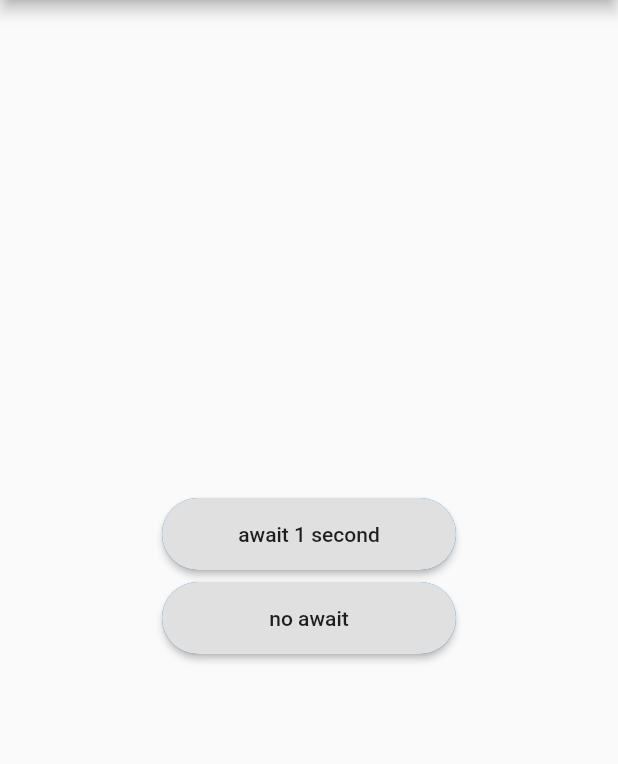
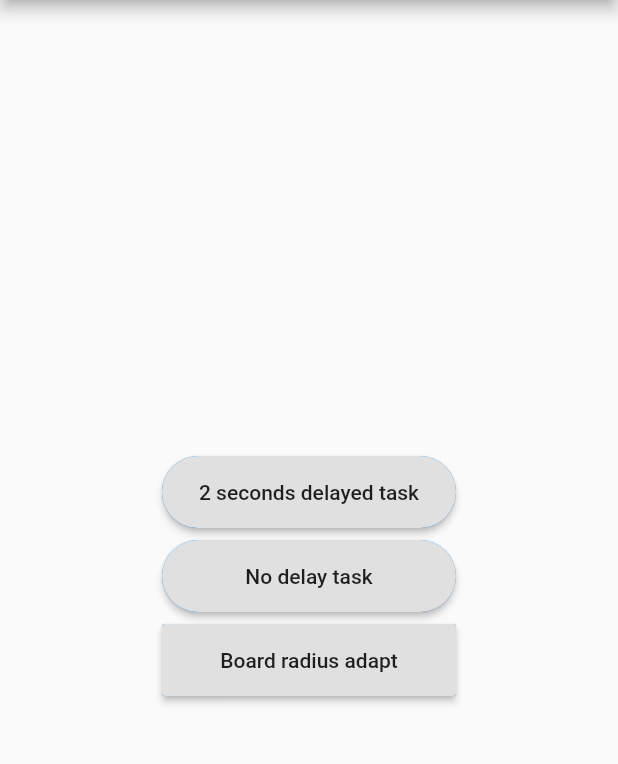
Before and after one commit to jiangyang5157/flutter_progress_button, a Flutter app: the screen it shows after launch, on a phone screen of 412 x 824 dp, the part 84-848 px from its top. Run offline on Flutter 3.47's test engine with Material 2 defaults, Android fonts, the phone set to English and light mode, and no system bars.

Commit message:
board radius adapt

```diff
--- a/example/lib/main.dart
+++ b/example/lib/main.dart
@@ -34,12 +34,12 @@ class _HomePageState extends State<HomePage> {
             Padding(
               padding: EdgeInsets.all(4.0),
               child: ProgressButton(
-                'await 1 second',
+                '2 seconds delayed task',
                 width: 196,
                 onProgress: () async {
-                  await Future.delayed(const Duration(milliseconds: 1000));
+                  await Future.delayed(const Duration(milliseconds: 2000));
                   return () {
-                    print('await 1 second');
+                    print('Take action when animation completed');
                   };
                 },
               ),
@@ -47,10 +47,21 @@ class _HomePageState extends State<HomePage> {
             Padding(
               padding: EdgeInsets.all(4.0),
               child: ProgressButton(
-                'no await',
+                'No delay task',
                 width: 196,
                 onProgress: () {
-                  print('no await');
+                  print('Take action here or returns a handler Function');
+                },
+              ),
+            ),
+            Padding(
+              padding: EdgeInsets.all(4.0),
+              child: ProgressButton(
+                'Board radius adapt',
+                width: 196,
+                borderRadius: 2,
+                onProgress: () async {
+                  await Future.delayed(const Duration(milliseconds: 2000));
                 },
               ),
             ),
--- a/lib/src/widgets/progress_button.dart
+++ b/lib/src/widgets/progress_button.dart
@@ -11,7 +11,8 @@ class ProgressButton extends StatefulWidget {
   final double height;
   final double borderRadius;
 
-  ProgressButton(this.text, {
+  ProgressButton(
+    this.text, {
     Key key,
     this.onProgress,
     this.color,
@@ -36,6 +37,7 @@ class _ProgressButtonState extends State<ProgressButton>
   Color _textColor;
   double _width;
   double _height;
+  double _borderRadius;
 
   @override
   dispose() {
@@ -61,25 +63,17 @@ class _ProgressButtonState extends State<ProgressButton>
     _textColor = widget.textColor;
     _width = widget.width;
     _height = widget.height;
+    _borderRadius = widget.borderRadius;
   }
 
   @override
   Widget build(BuildContext context) {
-    _color = _color ?? Theme
-        .of(context)
-        .buttonColor;
-    _textColor = _textColor ?? Theme
-        .of(context)
-        .textTheme
-        .body1
-        .color;
+    _color = _color ?? Theme.of(context).buttonColor;
+    _textColor = _textColor ?? Theme.of(context).textTheme.body1.color;
 
     return PhysicalModel(
-      color: Theme
-          .of(context)
-          .colorScheme
-          .primary,
-      borderRadius: BorderRadius.circular(widget.borderRadius),
+      color: Theme.of(context).colorScheme.primary,
+      borderRadius: BorderRadius.circular(_borderRadius),
       child: Container(
         key: _globalKey,
         height: _height,
@@ -88,7 +82,7 @@ class _ProgressButtonState extends State<ProgressButton>
           padding: EdgeInsets.all(0.0),
           color: _color,
           shape: RoundedRectangleBorder(
-              borderRadius: BorderRadius.circular(widget.borderRadius)),
+              borderRadius: BorderRadius.circular(_borderRadius)),
           child: _buildChildren(context),
           onPressed: () async {
             if (_state != ProgressButtonState.Default) {
@@ -119,14 +113,21 @@ class _ProgressButtonState extends State<ProgressButton>
 
   void _forward(Function onStart) {
     double initialWidth = _globalKey.currentContext.size.width;
+    double initialBorderRadius = widget.borderRadius;
+    double targetWidth = _height;
+    double targetBorderRadius = _height / 2;
+
     _animController = AnimationController(duration: _duration, vsync: this);
     _anim = Tween(begin: 0.0, end: 1.0).animate(_animController)
       ..addListener(() {
         setState(() {
-          _width = initialWidth - ((initialWidth - _height) * _anim.value);
+          _width = initialWidth - ((initialWidth - targetWidth) * _anim.value);
+          _borderRadius = initialBorderRadius -
+              ((initialBorderRadius - targetBorderRadius) * _anim.value);
         });
       });
     _animController.forward();
+
     onStart();
   }
 
--- a/pubspec.yaml
+++ b/pubspec.yaml
@@ -1,6 +1,6 @@
 name: flutter_progress_button
 description: A Flutter progress button library.
-version: 0.5.0
+version: 0.6.0
 homepage: https://github.com/jiangyang5157/flutter_progress_button
 author: Yang JIANG <jiangyang5157@gmail.com>
 
```
